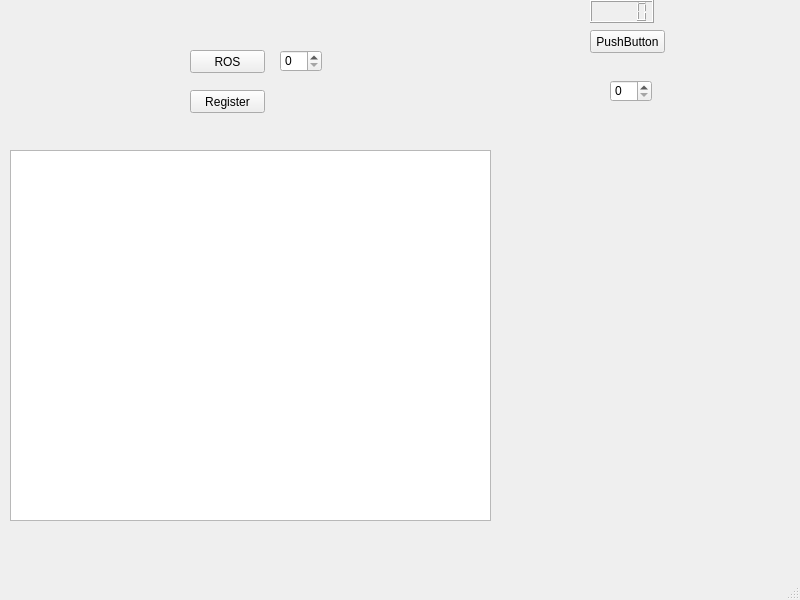
JakubBurczyk/sr_blockchain, file uis/chainNodeUI.ui: the form before one commit.
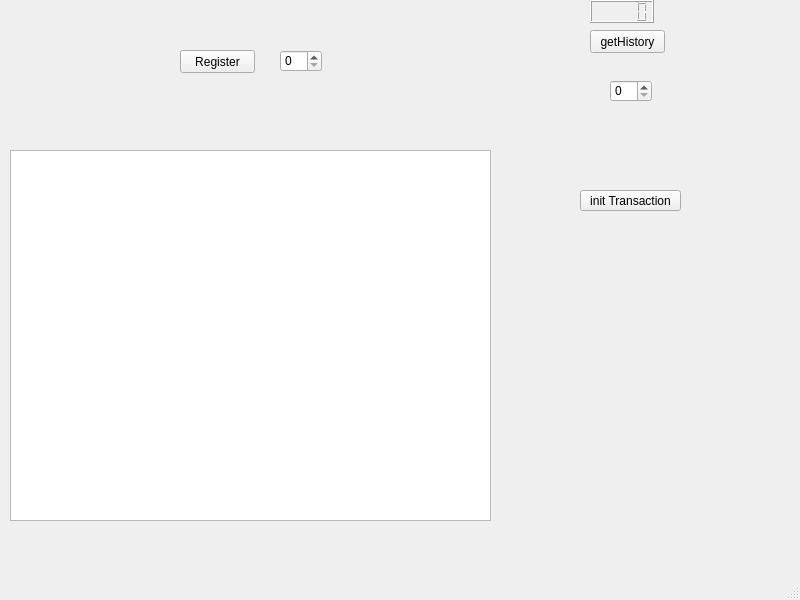
The form after the commit.

Commit message: Working transaction siognature

Diff of the .ui file:
```diff
--- a/uis/chainNodeUI.ui
+++ b/uis/chainNodeUI.ui
@@ -24,7 +24,7 @@
      </rect>
     </property>
     <property name="text">
-     <string>PushButton</string>
+     <string>getHistory</string>
     </property>
    </widget>
    <widget class="QTextBrowser" name="textBrowser">
@@ -57,19 +57,6 @@
      </rect>
     </property>
    </widget>
-   <widget class="QPushButton" name="pushButton_startROS">
-    <property name="geometry">
-     <rect>
-      <x>190</x>
-      <y>50</y>
-      <width>75</width>
-      <height>23</height>
-     </rect>
-    </property>
-    <property name="text">
-     <string>ROS</string>
-    </property>
-   </widget>
    <widget class="QSpinBox" name="spinBox_ROS">
     <property name="geometry">
      <rect>
@@ -83,8 +70,8 @@
    <widget class="QPushButton" name="pushButton_register">
     <property name="geometry">
      <rect>
-      <x>190</x>
-      <y>90</y>
+      <x>180</x>
+      <y>50</y>
       <width>75</width>
       <height>23</height>
      </rect>
@@ -93,6 +80,19 @@
      <string>Register</string>
     </property>
    </widget>
+   <widget class="QPushButton" name="pushButton_initTransaction">
+    <property name="geometry">
+     <rect>
+      <x>580</x>
+      <y>190</y>
+      <width>101</width>
+      <height>21</height>
+     </rect>
+    </property>
+    <property name="text">
+     <string>init Transaction</string>
+    </property>
+   </widget>
   </widget>
   <widget class="QMenuBar" name="menubar">
    <property name="geometry">
```
The commit also changes 10 other files.
